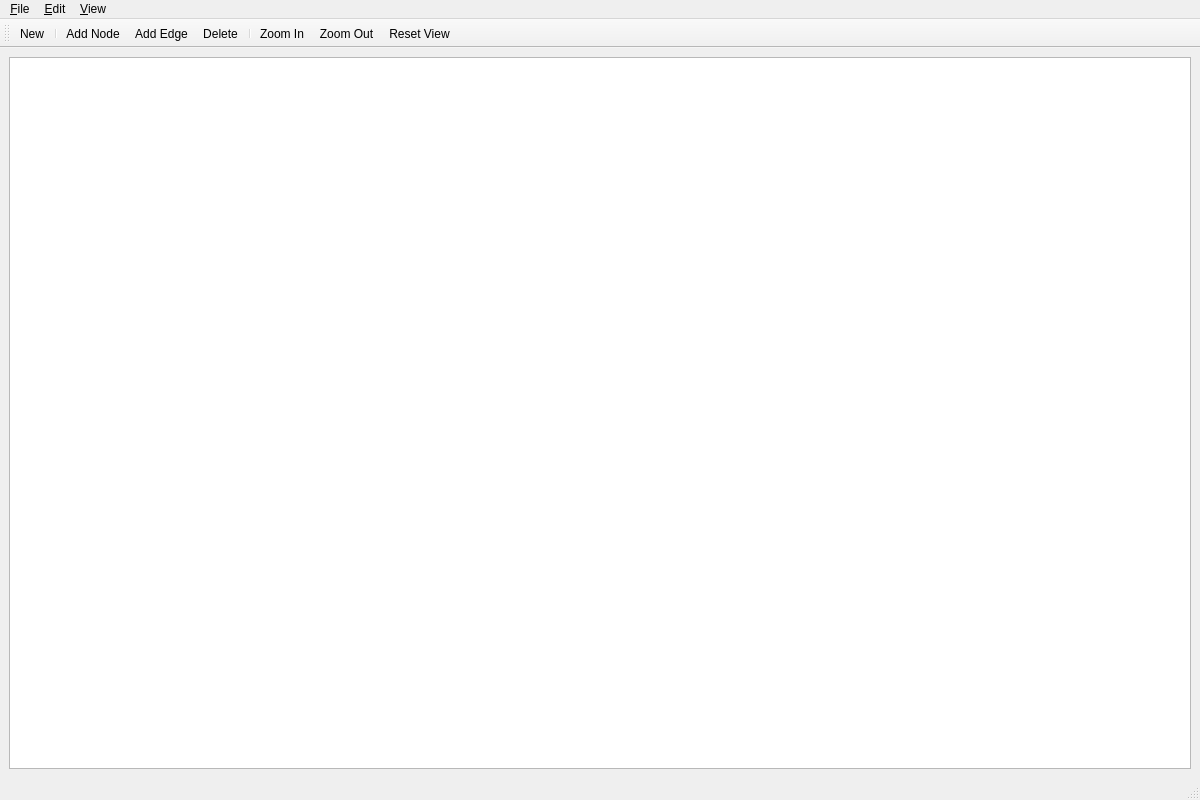
Above: src/netsim.ui from TylerLayton123/NetworkSimulator before the change. Below: the same form after it.
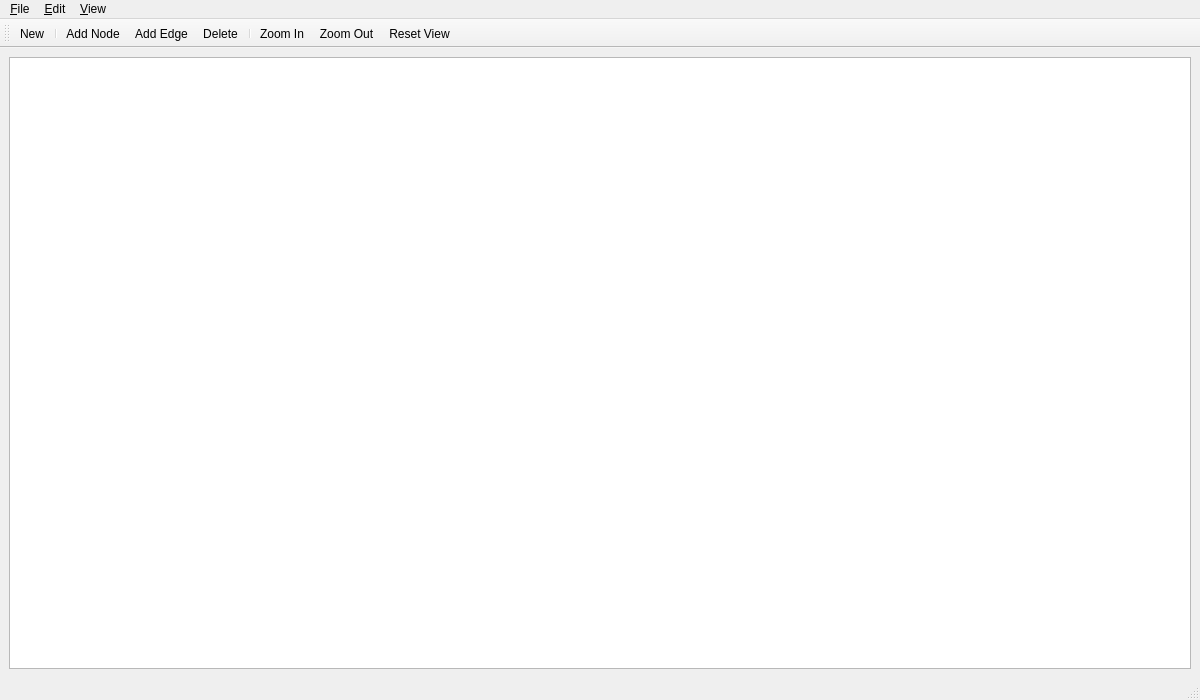
That is the form after the change.

The edit to the form file:
```diff
--- a/src/netsim.ui
+++ b/src/netsim.ui
@@ -7,7 +7,7 @@
     <x>0</x>
     <y>0</y>
     <width>1200</width>
-    <height>800</height>
+    <height>700</height>
    </rect>
   </property>
   <property name="windowTitle">
```
